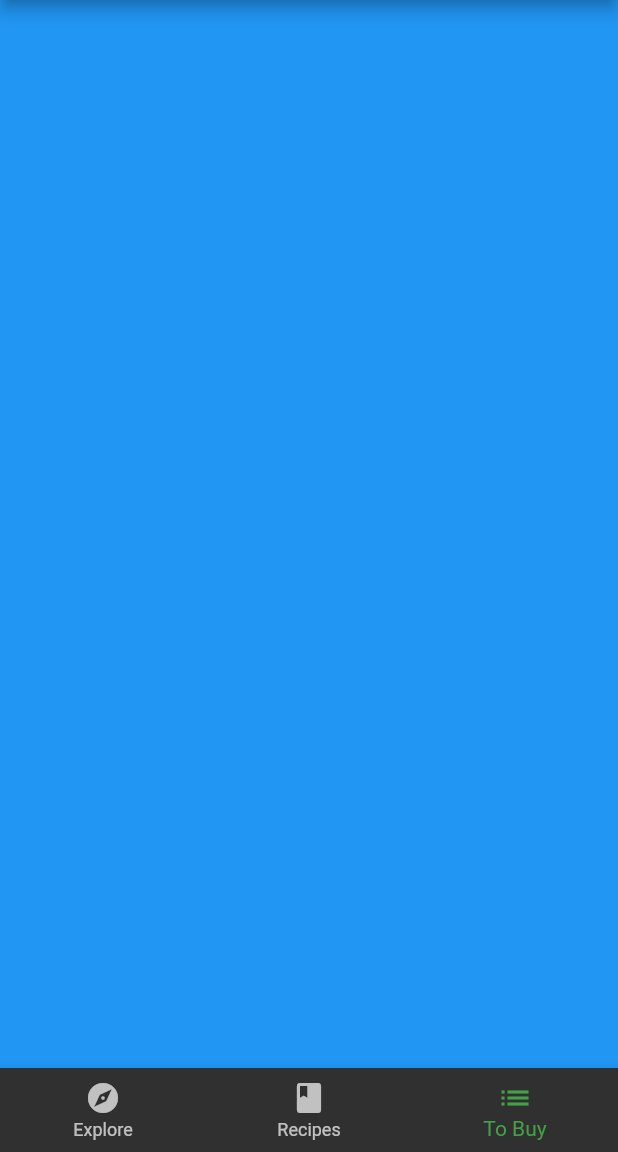
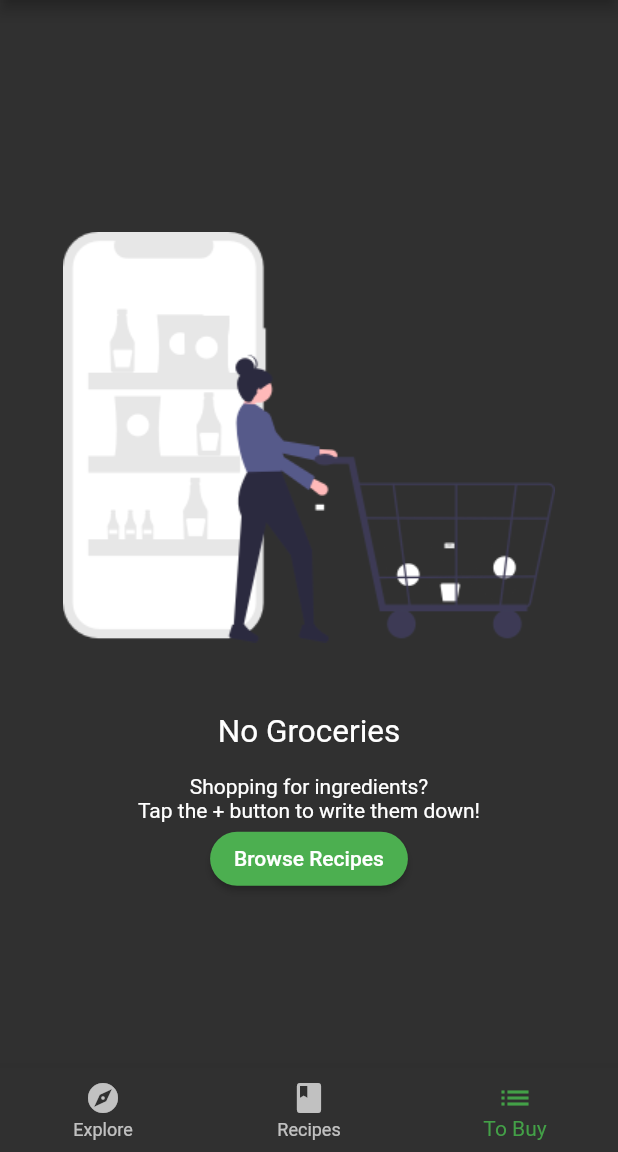
Before and after one commit to blessed-sibanda/fooderlich, a Flutter app: the screen it shows after launch, item 3 of the bottom bar chosen, on a phone screen of 412 x 824 dp, the part 84-1236 px from its top. Run offline on Flutter 3.47's test engine with Material 2 defaults, Android fonts, the phone set to English and light mode, and no system bars; our stand-ins replace google_fonts.

Commit message:
empty grocery screen

```diff
--- a/lib/home.dart
+++ b/lib/home.dart
@@ -1,8 +1,7 @@
 import 'package:flutter/material.dart';
-import 'package:fooderlich/models/models.dart';
 import 'package:fooderlich/screens/explore_screen.dart';
+import 'package:fooderlich/screens/grocery_screen.dart';
 import 'package:fooderlich/screens/recipes_screen.dart';
-import 'components/components.dart';
 
 class Home extends StatefulWidget {
   const Home({Key? key}) : super(key: key);
@@ -17,24 +16,7 @@ class _HomeState extends State<Home> {
   static List<Widget> pages = <Widget>[
     ExploreScreen(),
     RecipesScreen(),
-    Card3(
-        recipe: ExploreRecipe(
-            id: '3',
-            cardType: '3',
-            title: 'Vegan Trends',
-            tags: [
-              'Healthy',
-              'Vegan',
-              'Carrots',
-              'Greens',
-              'Wheat',
-              'Pescetarian',
-              'Mint',
-              'Lemongrass',
-              'Salad',
-              'Water'
-            ],
-            backgroundImage: 'assets/magazine_pics/mag3.png')),
+    GroceryScreen()
   ];
 
   void _onItemTapped(int index) {
--- /dev/null
+++ b/lib/screens/empty_grocery_screen.dart
@@ -0,0 +1,46 @@
+import 'package:flutter/material.dart';
+
+class EmptyGroceryScreen extends StatelessWidget {
+  const EmptyGroceryScreen({Key? key}) : super(key: key);
+
+  @override
+  Widget build(BuildContext context) {
+    return Padding(
+      padding: const EdgeInsets.all(30.0),
+      child: Center(
+        child: Column(
+          mainAxisAlignment: MainAxisAlignment.center,
+          children: [
+            AspectRatio(
+              aspectRatio: 1 / 1,
+              child: Image.asset('assets/fooderlich_assets/empty_list.png'),
+            ),
+            const SizedBox(height: 8.0),
+            const Text(
+              'No Groceries',
+              style: TextStyle(fontSize: 21.0),
+            ),
+            const SizedBox(
+              height: 16.0,
+            ),
+            const Text(
+              'Shopping for ingredients?\n'
+              'Tap the + button to write them down!',
+              textAlign: TextAlign.center,
+            ),
+            MaterialButton(
+              onPressed: () {
+                // TODO: Go to Recipes Tab
+              },
+              textColor: Colors.white,
+              child: const Text('Browse Recipes'),
+              color: Colors.green,
+              shape: RoundedRectangleBorder(
+                  borderRadius: BorderRadius.circular(30.0)),
+            )
+          ],
+        ),
+      ),
+    );
+  }
+}
--- /dev/null
+++ b/lib/screens/grocery_screen.dart
@@ -0,0 +1,12 @@
+import 'package:flutter/material.dart';
+import 'package:fooderlich/screens/empty_grocery_screen.dart';
+
+class GroceryScreen extends StatelessWidget {
+  const GroceryScreen({Key? key}) : super(key: key);
+
+  @override
+  Widget build(BuildContext context) {
+    // TODO: Add a scaffold widget
+    return EmptyGroceryScreen();
+  }
+}
```
